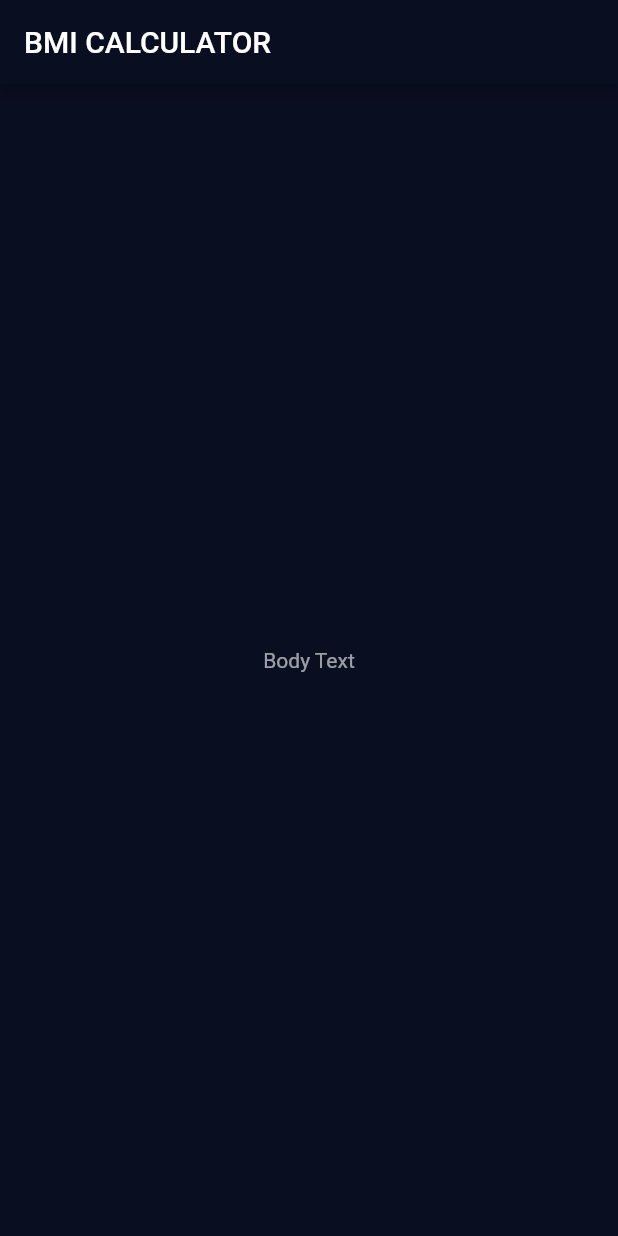
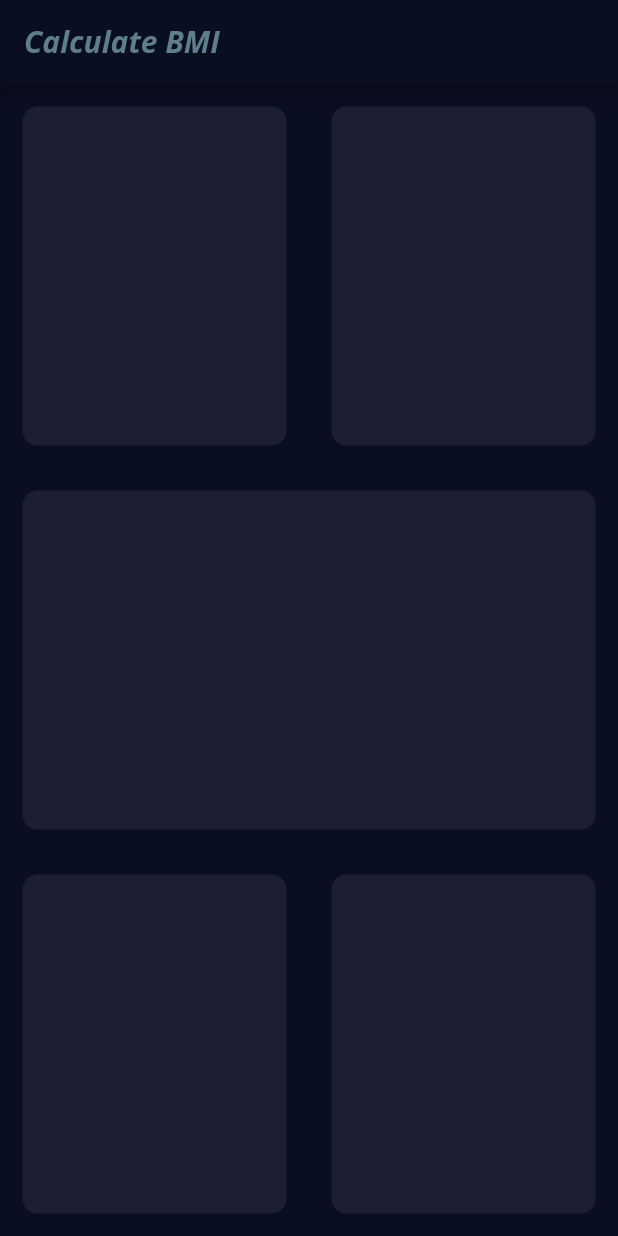
Before and after one commit to MYavuzYAGIS/flutter_bmi, a Flutter app: the screen it shows after launch, on a phone screen of 412 x 824 dp. Run offline on Flutter 3.47's test engine with Material 2 defaults, Android fonts, the phone set to English and light mode, and no system bars; Roboto replaces fonts that are missing (Open Sans).

Commit message:
add widgets to main page as app skeleton.

```diff
--- a/lib/input_page.dart
+++ b/lib/input_page.dart
@@ -10,11 +10,74 @@ class _InputPageState extends State<InputPage> {
   Widget build(BuildContext context) {
     return Scaffold(
         appBar: AppBar(
-        title: Text('BMI CALCULATOR'),
+          title: Text('Calculate BMI',
+              style: TextStyle(
+                color: Colors.blueGrey,
+                fontFamily: 'Open Sans',
+                fontWeight: FontWeight.bold,
+                fontStyle: FontStyle.italic,
+              )),
         ),
-      body: Center(
-        child: Text('Body Text'),
+        body: Column(
+          children: <Widget>[
+            Expanded(
+              child: Row(
+                children: <Widget>[
+                  Expanded(
+                    child: Container(
+                      margin: EdgeInsets.all(15.0),
+                      decoration: BoxDecoration(
+                        borderRadius: BorderRadius.circular(10.0),
+                        color: Color(0xFF1D1E32),
                       ),
+                    ),
+                  ),
+                  Expanded(
+                    child: Container(
+                      margin: EdgeInsets.all(15.0),
+                      decoration: BoxDecoration(
+                        borderRadius: BorderRadius.circular(10.0),
+                        color: Color(0xFF1D1E32),
+                      ),
+                    ),
+                  )
+                ],
+              ),
+            ),
+            Expanded(
+              child: Container(
+                margin: EdgeInsets.all(15.0),
+                decoration: BoxDecoration(
+                  borderRadius: BorderRadius.circular(10.0),
+                  color: Color(0xFF1D1E32),
+                ),
+              ),
+            ),
+            Expanded(
+                child: Row(
+              children: <Widget>[
+                Expanded(
+                  child: Container(
+                    margin: EdgeInsets.all(15.0),
+                    decoration: BoxDecoration(
+                      borderRadius: BorderRadius.circular(10.0),
+                      color: Color(0xFF1D1E32),
+                    ),
+                  ),
+                ),
+                Expanded(
+                  child: Container(
+                    margin: EdgeInsets.all(15.0),
+                    decoration: BoxDecoration(
+                      borderRadius: BorderRadius.circular(10.0),
+                      color: Color(0xFF1D1E32),
+                    ),
+                  ),
+                ),
+              ],
+            ))
+          ],
+        )
         // buttona theme vermek icin onu evvela theme widgeti ile wrap ettik
         //sonra data bekler bu widget, ona bir data verdik.
         // data the ThemeData Bekler. artik Themedata nin ici CSS gibi. istedigin
@@ -22,3 +85,5 @@ class _InputPageState extends State<InputPage> {
         );
   }
 }
+
+// Starting Creating the Cards on the UI
--- a/lib/main.dart
+++ b/lib/main.dart
@@ -18,3 +18,5 @@ class BMICalculator extends StatelessWidget {
     );
   }
 }
+
+// this is the home page!. First time Alhamdulillah we started using different pages.
```
Lines whose indentation alone changed are shown as unchanged.
